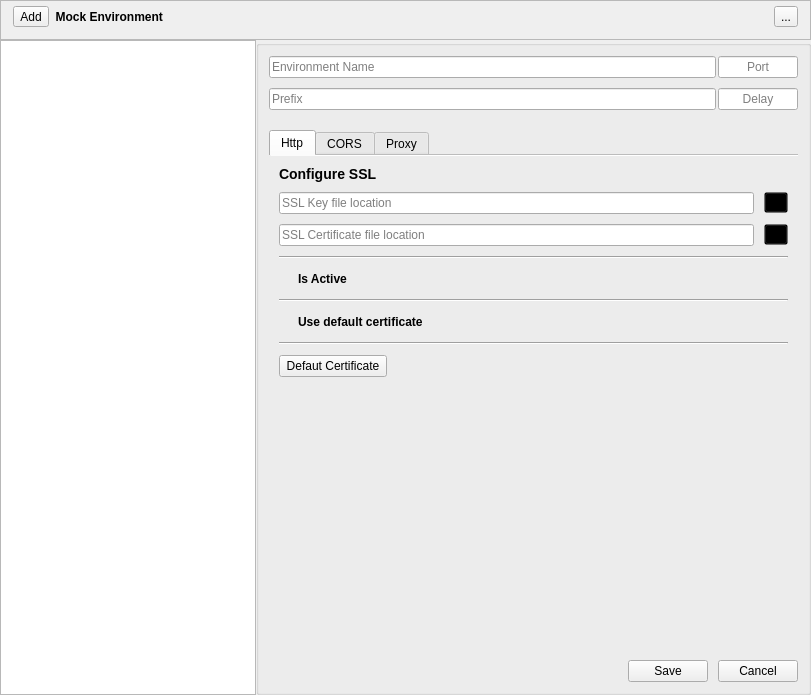
Before: the Qt Designer form templates/environment.ui in swavan/oneui, drawn with Qt 5.
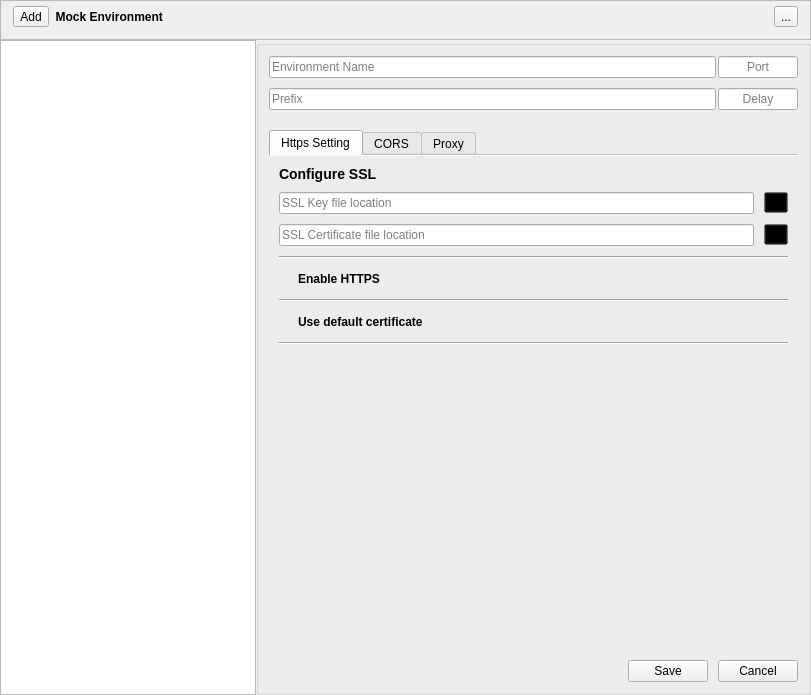
After: the same form once the commit is applied. The open tabs and pages were chosen to show the change. Icons and pictures are not drawn.

Commit message: Removed certi view button

```diff
--- a/templates/environment.ui
+++ b/templates/environment.ui
@@ -302,7 +302,7 @@
                  <string notr="true"/>
                 </property>
                 <attribute name="title">
-                 <string>Http</string>
+                 <string>Https Setting</string>
                 </attribute>
                 <layout class="QVBoxLayout" name="verticalLayout_3">
                  <property name="spacing">
@@ -436,7 +436,7 @@
 font-weight: bold;</string>
                    </property>
                    <property name="text">
-                    <string>Is Active</string>
+                    <string>Enable HTTPS</string>
                    </property>
                   </widget>
                  </item>
@@ -477,22 +477,6 @@
                    </property>
                   </widget>
                  </item>
-                 <item>
-                  <widget class="QPushButton" name="mock_env_cert_download_btn">
-                   <property name="sizePolicy">
-                    <sizepolicy hsizetype="Fixed" vsizetype="Fixed">
-                     <horstretch>0</horstretch>
-                     <verstretch>0</verstretch>
-                    </sizepolicy>
-                   </property>
-                   <property name="toolTip">
-                    <string>Download SwaVan SSL and mark as trusted</string>
-                   </property>
-                   <property name="text">
-                    <string> Defaut Certificate </string>
-                   </property>
-                  </widget>
-                 </item>
                  <item>
                   <spacer name="verticalSpacer_2">
                    <property name="orientation">
```
Left out of the diff: 6 changed lines with no effect on the pictures. The commit also changes 7 other files.
